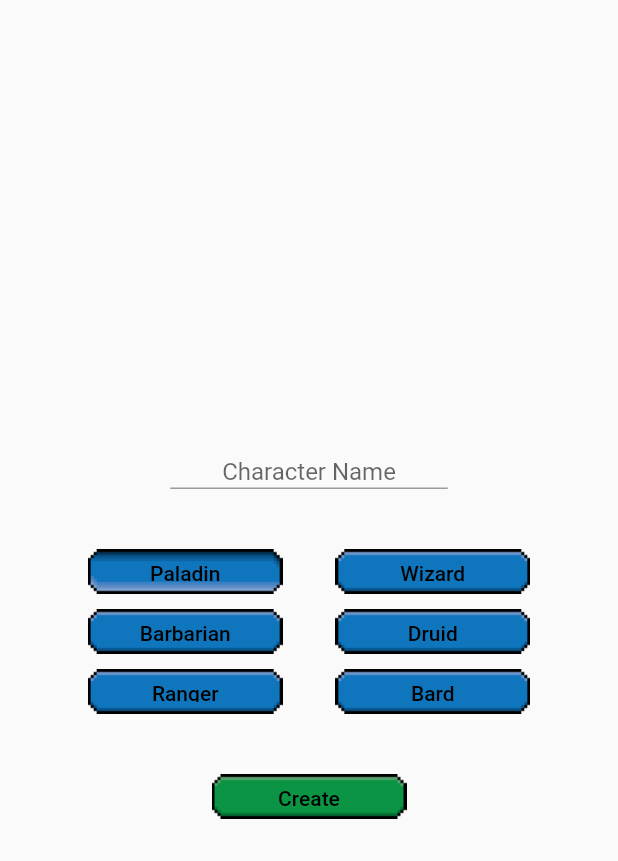
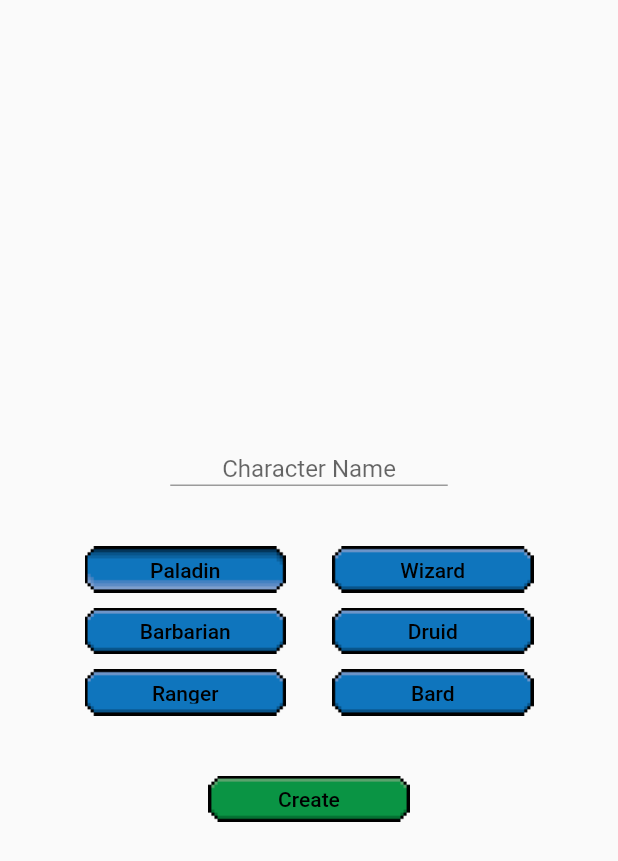
Before and after one commit to pedrohls94/AdWatcher, a Flutter app: the screen it shows after launch, on a phone screen of 412 x 824 dp. Shown: the top 861 px of the screen. Run offline on Flutter 3.47's test engine with Material 2 defaults, Android fonts, the phone set to English and light mode, and no system bars; our stand-ins replace google_mobile_ads, redux, shared_preferences.

Commit message:
Increasing button size so text fits properly

```diff
--- a/lib/view/custom_widgets/button.dart
+++ b/lib/view/custom_widgets/button.dart
@@ -10,7 +10,7 @@
   Widget build(BuildContext context) {
     return Container(
       width: 165,
-      height: 30,
+      height: 31,
       decoration: BoxDecoration(
         image: DecorationImage(image: image, fit: BoxFit.contain),
       ),
```
